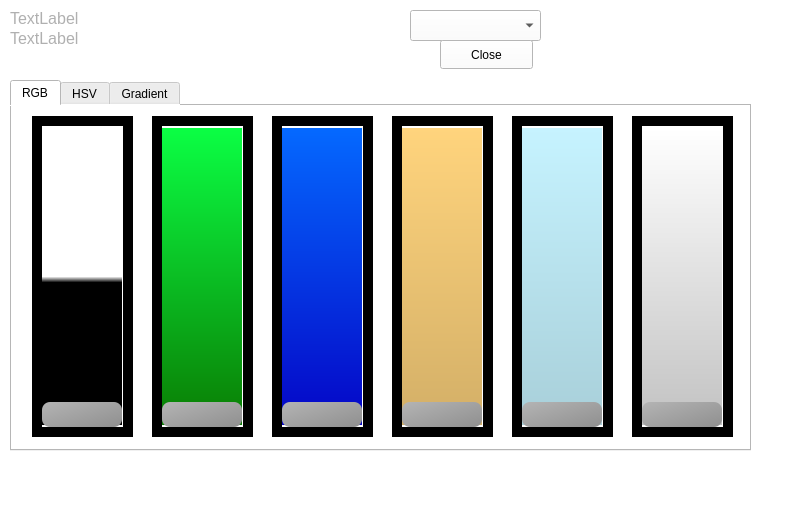
Above: mainwindow.ui from mattymactutor/BeltonC_LED before the change. Below: the same form after it.
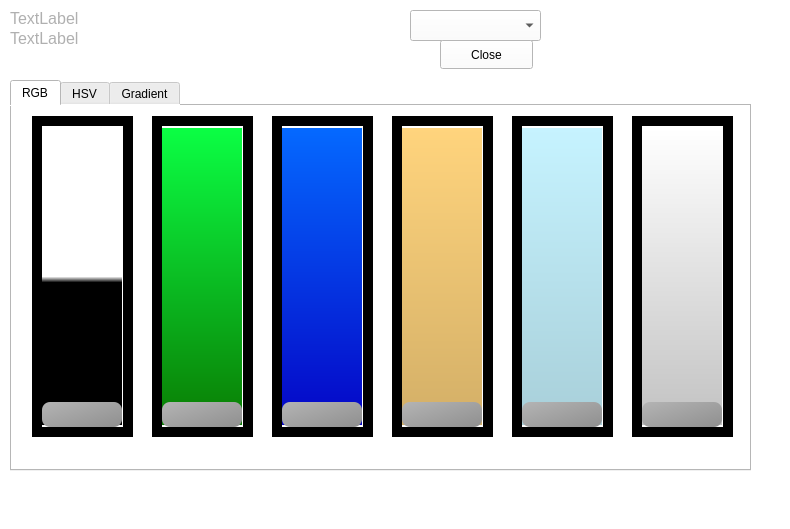
That is the form after the change. The open tabs and pages were chosen to show the change.

```diff
--- a/mainwindow.ui
+++ b/mainwindow.ui
@@ -7,7 +7,7 @@
     <x>0</x>
     <y>0</y>
     <width>790</width>
-    <height>506</height>
+    <height>529</height>
    </rect>
   </property>
   <property name="windowTitle">
@@ -44,7 +44,7 @@
       <x>10</x>
       <y>80</y>
       <width>741</width>
-      <height>371</height>
+      <height>391</height>
      </rect>
     </property>
     <property name="orientation">
@@ -70,6 +70,18 @@
       </size>
      </property>
      <widget class="QWidget" name="tabRGB">
+      <property name="sizePolicy">
+       <sizepolicy hsizetype="Preferred" vsizetype="Preferred">
+        <horstretch>0</horstretch>
+        <verstretch>0</verstretch>
+       </sizepolicy>
+      </property>
+      <property name="baseSize">
+       <size>
+        <width>0</width>
+        <height>0</height>
+       </size>
+      </property>
       <attribute name="title">
        <string>RGB</string>
       </attribute>
```
